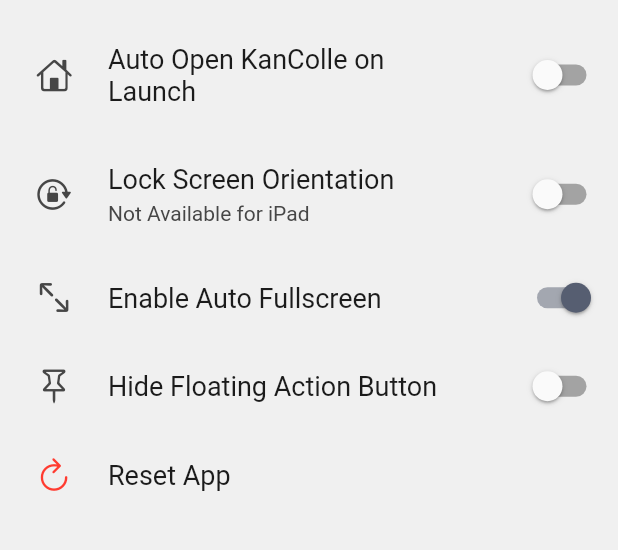
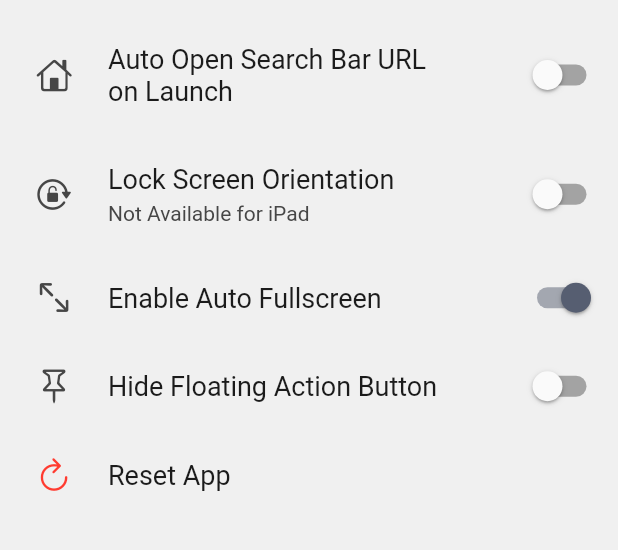
Before and after one commit to andychucs/conning_tower, a Flutter app: the SettingsPage widget shown alone on an empty page, opened directly with empty values, on a phone screen of 412 x 824 dp, the part 204-754 px from its top. Run offline on Flutter 3.47's test engine with Material 2 defaults, Android fonts, the phone set to English and light mode, and no system bars; drawn by our look-alikes of settings_ui; our stand-ins replace auto_size_text, fluttertoast, font_awesome_flutter, package_info_plus, shared_preferences, validators and 1 more; accounts and stored records are empty; network calls fail.

Commit message:
feat: Search Bar URL Settings

```diff
--- a/lib/constants.dart
+++ b/lib/constants.dart
@@ -174,4 +174,4 @@ const String kHome = """
 </html>
 """;
 
-final String kHomeBase64 = base64Encode(const Utf8Encoder().convert(kHome));
+String kHomeBase64 = base64Encode(const Utf8Encoder().convert(kHome));
--- a/lib/l10n/intl_en.arb
+++ b/lib/l10n/intl_en.arb
@@ -10,6 +10,8 @@
   "@ToolUASetting": {},
   "ToolUATip": "Need Relaunch App to Active",
   "@ToolUATip": {},
+  "ToolSearchBarURLSetting": "Set Search Bar URL",
+  "@ToolSearchBarURLSetting": {},
   "AppBack": "Back",
   "@AppBack": {},
   "AppForward": "Forward",
@@ -58,7 +60,7 @@
   "@SettingsButton": {},
   "SettingsReset": "Reset App",
   "@SettingsReset": {},
-  "SettingsHomeLoad": "Auto Open KanColle on Launch",
+  "SettingsHomeLoad": "Auto Open Search Bar URL on Launch",
   "@SettingsHomeLoad": {},
   "SettingsHomeSave": "Make Current Web Page as Home",
   "@SettingsHomeSave": {},
--- a/lib/l10n/intl_zh_Hans.arb
+++ b/lib/l10n/intl_zh_Hans.arb
@@ -8,6 +8,8 @@
   "@ToolUASetting": {},
   "ToolUATip": "设置后需重启应用",
   "@ToolUATip": {},
+  "ToolSearchBarURLSetting": "设置搜索框默认URL",
+  "@ToolSearchBarURLSetting": {},
   "MsgMuteGame": "刷新后游戏将静音",
   "@MsgMuteGame": {},
   "MsgUnmuteGame": "刷新后游戏声音将打开",
@@ -60,7 +62,7 @@
   "@SettingsLockDeviceOrientationTip": {},
   "SettingsReset": "重置",
   "@SettingsReset": {},
-  "SettingsHomeLoad": "启动时自动打开「艦これ」",
+  "SettingsHomeLoad": "启动时自动打开搜索框默认URL",
   "@SettingsHomeLoad": {},
   "SettingsHomeSave": "将当前网页设置为主页",
   "@SettingsHomeSave": {},
--- a/lib/l10n/intl_zh_Hant.arb
+++ b/lib/l10n/intl_zh_Hant.arb
@@ -40,6 +40,8 @@
   "@ToolUASetting": {},
   "ToolUATip": "設置後需重啟應用",
   "@ToolUATip": {},
+  "ToolSearchBarURLSetting": "設置搜索框默認URL",
+  "@ToolSearchBarURLSetting": {},
   "GameMute": "遊戲靜音",
   "@GameMute": {},
   "GameUnmute": "遊戲解除靜音",
@@ -52,7 +54,7 @@
   "@SettingsLockDeviceOrientationTip": {},
   "SettingsReset": "重設",
   "@SettingsReset": {},
-  "SettingsHomeLoad": "啟動時自動打開「艦これ」",
+  "SettingsHomeLoad": "啟動時自動打開搜索框默認URL",
   "@SettingsHomeLoad": {},
   "SettingsHomeSave": "將當前網頁設置為主頁",
   "@SettingsHomeSave": {},
--- a/lib/pages/settings_page.dart
+++ b/lib/pages/settings_page.dart
@@ -19,7 +19,7 @@ class SettingsPage extends StatefulWidget {
 
 class SettingsPageState extends State<SettingsPage> {
   bool enableAutoProcessSwitchValue = true;
-  bool enableAutLoadKCSwitchValue = false;
+  bool enableAutLoadSearchBarUrlSwitchValue = false;
 
   @override
   void initState() {
@@ -32,7 +32,7 @@ class SettingsPageState extends State<SettingsPage> {
     setState(() {
       enableAutoProcessSwitchValue =
           (prefs.getBool('enableAutoProcess') ?? true);
-      enableAutLoadKCSwitchValue = (prefs.getBool('enableAutLoadKC') ?? false);
+      enableAutLoadSearchBarUrlSwitchValue = (prefs.getBool('enableAutLoadSearchBarUrl') ?? false);
     });
   }
 
@@ -56,7 +56,7 @@ class SettingsPageState extends State<SettingsPage> {
               title: Text(S.of(context).AppName),
               tiles: <SettingsTile>[
                 SettingsTile.switchTile(
-                  initialValue: enableAutLoadKCSwitchValue,
+                  initialValue: enableAutLoadSearchBarUrlSwitchValue,
                   leading: const Icon(
                     CupertinoIcons.home,
                   ),
@@ -64,9 +64,9 @@ class SettingsPageState extends State<SettingsPage> {
                   onToggle: (value) async {
                     HapticFeedback.heavyImpact();
                     setState(() {
-                      enableAutLoadKCSwitchValue = value;
+                      enableAutLoadSearchBarUrlSwitchValue = value;
                     });
-                    localStorage.setBool('enableAutLoadKC', value);
+                    localStorage.setBool('enableAutLoadSearchBarUrl', value);
                     widget.reloadConfig();
                   },
                 ),
```
Also changed, not shown: lib/helper.dart (+5 -13 lines), lib/l10n/intl_ja.arb (+6 -4 lines), lib/pages/home.dart (+13 -4 lines), lib/pages/tools_page.dart (+20 -2 lines), lib/widgets/kcwebview.dart (+12 -20 lines), lib/generated/intl/messages_en.dart, lib/generated/intl/messages_ja.dart, lib/generated/intl/messages_zh-Hans.dart, lib/generated/intl/messages_zh-Hant.dart, lib/generated/l10n.dart.
